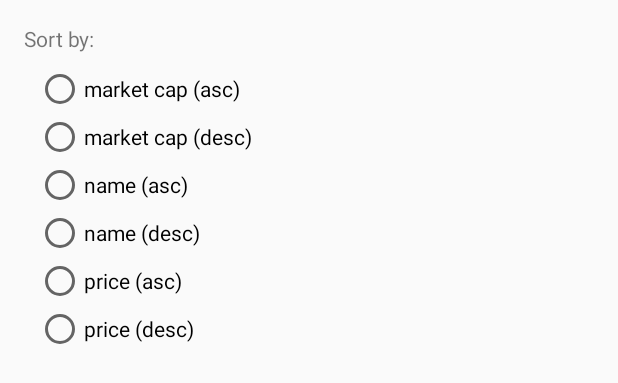
After one commit to tadell/crypto, an Android app: the layout bottomsheet_dialog_fragment_sort.xml on its own in the app's theme, with its tools: preview values and no code run, on a phone screen of 412 x 824 dp. The commit adds this screen. Shown: the top 383 px of the screen. Run offline under Robolectric (Android 15) with nearby library versions, the phone set to English and light mode, and no system bars.

Commit message:
add sort page

```diff
--- /dev/null
+++ b/app/src/main/java/com/example/crypto/view/SortBottomSheetDialog.kt
@@ -0,0 +1,6 @@
+package com.example.crypto.view
+
+import com.google.android.material.bottomsheet.BottomSheetDialogFragment
+
+class SortBottomSheetDialog():BottomSheetDialogFragment() {
+}
--- /dev/null
+++ b/app/src/main/res/layout/bottomsheet_dialog_fragment_sort.xml
@@ -0,0 +1,55 @@
+<?xml version="1.0" encoding="utf-8"?>
+<LinearLayout xmlns:android="http://schemas.android.com/apk/res/android"
+    android:layout_width="match_parent"
+    android:layout_height="match_parent"
+    android:orientation="vertical"
+    android:layout_margin="@dimen/fab_margin">
+
+    <TextView
+        android:layout_width="wrap_content"
+        android:layout_height="wrap_content"
+        android:text="@string/sort_by_string" />
+
+    <RadioGroup
+        android:layout_margin="@dimen/margin_8"
+        android:id="@+id/rg"
+        android:layout_width="wrap_content"
+        android:layout_height="wrap_content">
+
+        <RadioButton
+            android:id="@+id/rb_market_asc"
+            android:layout_width="wrap_content"
+            android:layout_height="wrap_content"
+            android:text="@string/market_cap_asc_string" />
+
+        <RadioButton
+            android:id="@+id/rb_market_desc"
+            android:layout_width="wrap_content"
+            android:layout_height="wrap_content"
+            android:text="@string/market_cap_desc_string" />
+
+        <RadioButton
+            android:id="@+id/rb_name_asc"
+            android:layout_width="wrap_content"
+            android:layout_height="wrap_content"
+            android:text="@string/name_asc_string" />
+
+        <RadioButton
+            android:id="@+id/rb_name_desc"
+            android:layout_width="wrap_content"
+            android:layout_height="wrap_content"
+            android:text="@string/name_desc_string" />
+
+        <RadioButton
+            android:id="@+id/rb_price_asc"
+            android:layout_width="wrap_content"
+            android:layout_height="wrap_content"
+            android:text="@string/price_asc_string" />
+
+        <RadioButton
+            android:id="@+id/rb_price_desc"
+            android:layout_width="wrap_content"
+            android:layout_height="wrap_content"
+            android:text="@string/price_desc_string" />
+    </RadioGroup>
+</LinearLayout>
--- a/app/src/main/res/layout/fragment_detail.xml
+++ b/app/src/main/res/layout/fragment_detail.xml
@@ -43,7 +43,6 @@
             android:layout_width="wrap_content"
             android:layout_height="wrap_content"
             android:layout_below="@id/name"/>
+    </RelativeLayout>
 
-
-    </RelativeLayout>
 </layout>
--- a/app/src/main/res/values/strings.xml
+++ b/app/src/main/res/values/strings.xml
@@ -9,5 +9,12 @@
     <string name="string_price_24h">Price 24H : $</string>
     <string name="string_percent_change_24h">Percent Change 24h: $</string>
     <string name="string_market_cap">Market Cap: $ </string>
+    <string name="market_cap_asc_string">market cap (asc)</string>
+    <string name="market_cap_desc_string">market cap (desc)</string>
+    <string name="name_asc_string">name (asc)</string>
+    <string name="name_desc_string">name (desc)</string>
+    <string name="price_asc_string">price (asc)</string>
+    <string name="price_desc_string">price (desc)</string>
+    <string name="sort_by_string">Sort by:</string>
 
 </resources>
```
Also changed, not shown: 1 other file.
